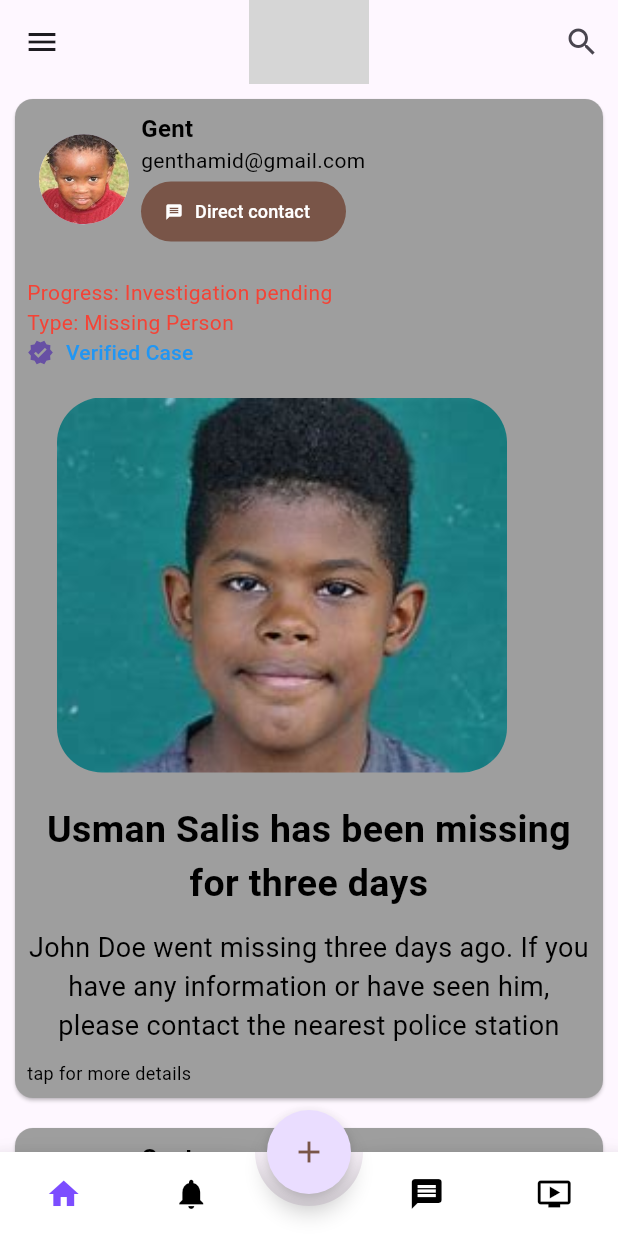
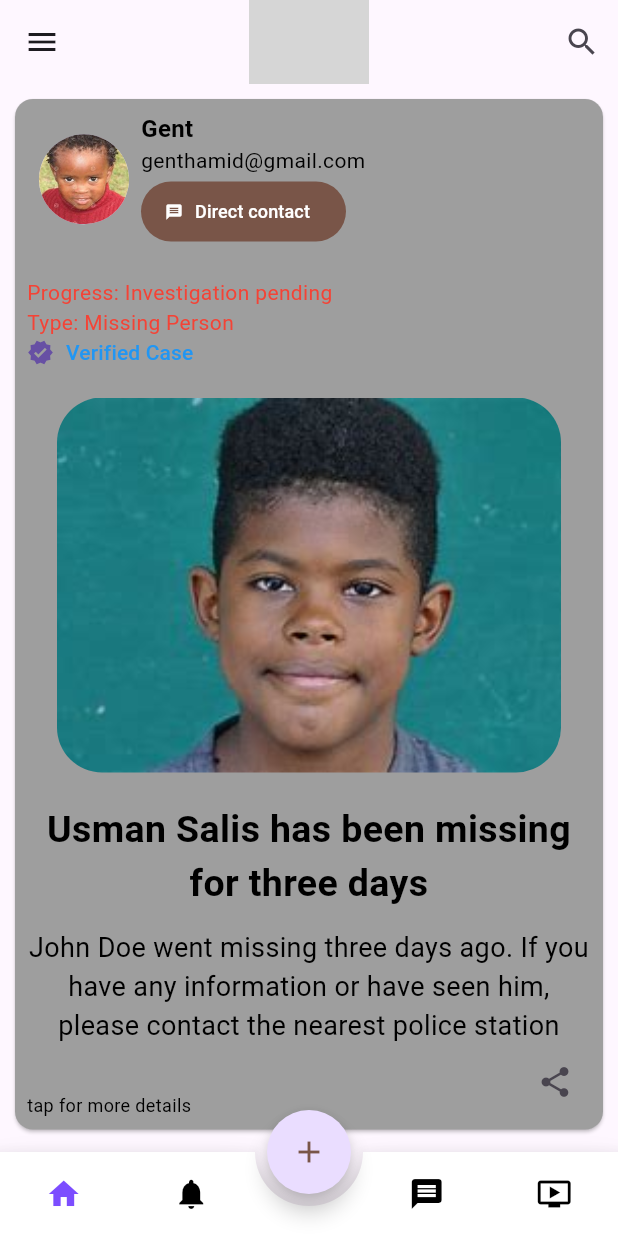
Before and after one commit to Ahmadu-Suleiman/CASE, a Flutter app: the screen it shows after launch, on a phone screen of 412 x 824 dp. Run offline on Flutter 3.47's test engine with Material 3 defaults, Android fonts, the phone set to English and light mode, and no system bars; drawn by our look-alikes of animated_bottom_navigation_bar; grey boxes are pictures that could not be loaded.

Commit message:
improved case card and case page ui

```diff
--- /dev/null
+++ b/lib/case.dart
@@ -0,0 +1,9 @@
+class Case {
+  String title, shortDescription, detailedDescription, mainImage;
+  late List<String> photos, videos, audios, links;
+
+  Case(this.title, this.shortDescription, this.detailedDescription,
+      this.mainImage, this.photos, this.videos, this.audios, this.links);
+  Case.createCase(this.title, this.shortDescription, this.detailedDescription,
+      this.mainImage);
+}
--- a/lib/case_card.dart
+++ b/lib/case_card.dart
@@ -128,7 +128,7 @@ class Case extends StatelessWidget {
                     borderRadius: BorderRadius.circular(30.0),
                     child: const Image(
                       image: AssetImage('assets/child.jpg'),
-                      width: 300,
+                      width: double.infinity,
                       height: 250,
                       fit: BoxFit.cover,
                     ),
@@ -154,13 +154,22 @@ class Case extends StatelessWidget {
                   textAlign: TextAlign.center,
                   style: const TextStyle(fontSize: 18.0, color: Colors.black),
                 ),
-                const SizedBox(
-                  height: 10,
-                ),
-                const Text(
-                  'tap for more details',
-                  style: TextStyle(fontSize: 12.0, color: Colors.black),
-                ),
+                Row(
+                  mainAxisAlignment: MainAxisAlignment.spaceBetween,
+                  crossAxisAlignment: CrossAxisAlignment.end,
+                  children: [
+                    const Text(
+                      'tap for more details',
+                      style: TextStyle(fontSize: 12.0, color: Colors.black),
+                    ),
+                    IconButton(
+                      icon: const Icon(Icons.share),
+                      onPressed: () {
+                        // Add your logic here
+                      },
+                    ),
+                  ],
+                )
               ]),
         ),
       ),
--- a/lib/pages/case_page.dart
+++ b/lib/pages/case_page.dart
@@ -20,10 +20,12 @@ class _CasePageState extends State<CasePage> {
           ),
           centerTitle: true,
           actions: <Widget>[
-            TextButton.icon(
-                onPressed: () {},
-                icon: const Icon(Icons.bookmark),
-                label: const Text('Bookmark')),
+            IconButton(
+              icon: const Icon(Icons.bookmark),
+              onPressed: () {
+                // Add your logic here
+              },
+            ),
           ],
         ),
         body: const DefaultTabController(
```
